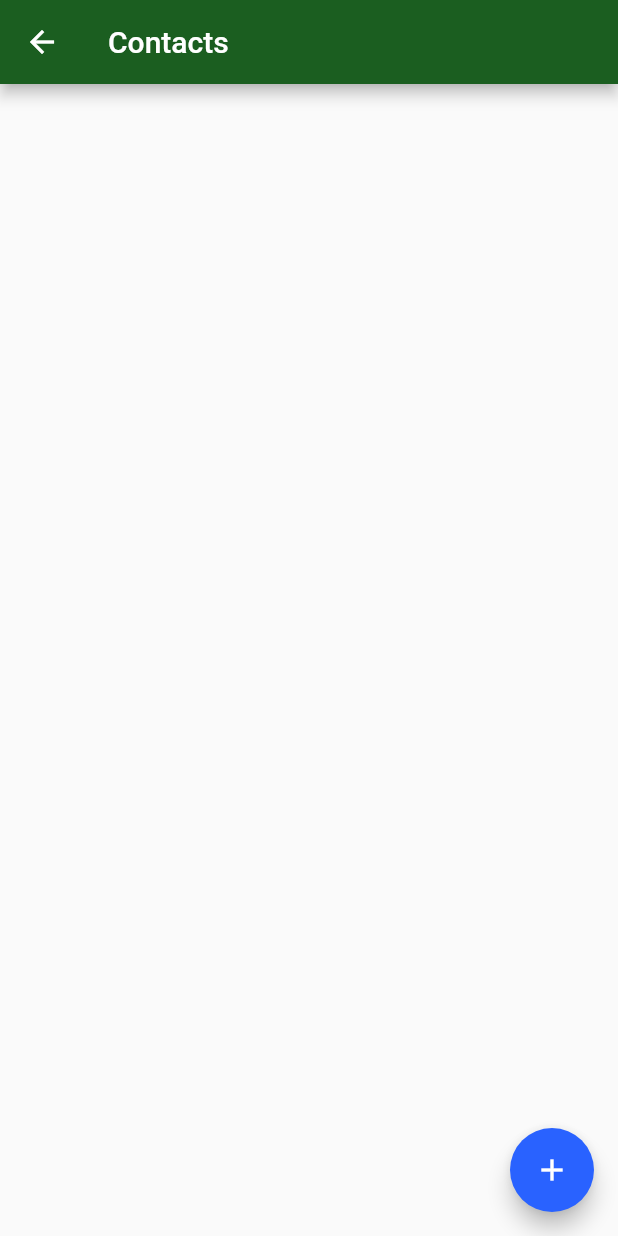
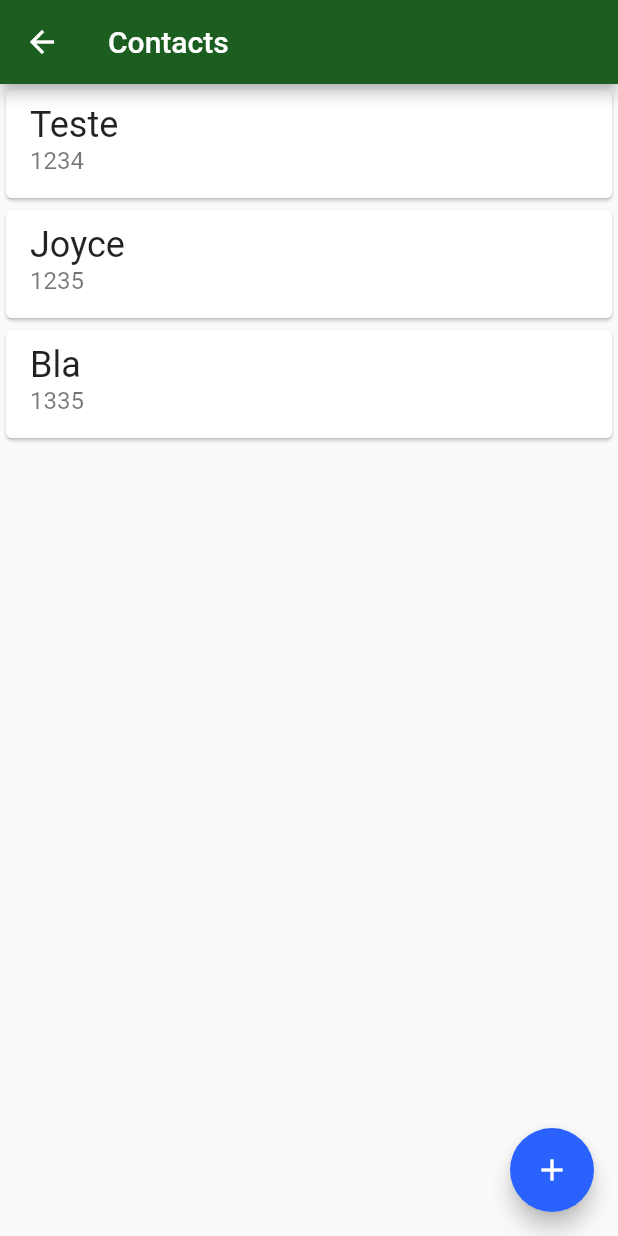
Before and after one commit to JoyceMassau/dartTreinamento, a Flutter app: the ContactsList screen opened directly, on a phone screen of 412 x 824 dp. Run offline on Flutter 3.47's test engine with Material 2 defaults, Android fonts, the phone set to English and light mode, and no system bars; our stand-ins replace sqflite; accounts and stored records are empty; statements that could not run were skipped.

Commit message:
Popula lista de forma vazia

```diff
--- a/bytebank/lib/screens/contacts_list.dart
+++ b/bytebank/lib/screens/contacts_list.dart
@@ -8,6 +8,9 @@ class ContactsList extends StatelessWidget {
 
   @override
   Widget build(BuildContext context) {
+    contacts.add(Contact(0, 'Teste', 1234));
+    contacts.add(Contact(0, 'Joyce', 1235));
+    contacts.add(Contact(0, 'Bla', 1335));
     return Scaffold(
       appBar: AppBar(
         title: Text('Contacts')
```
